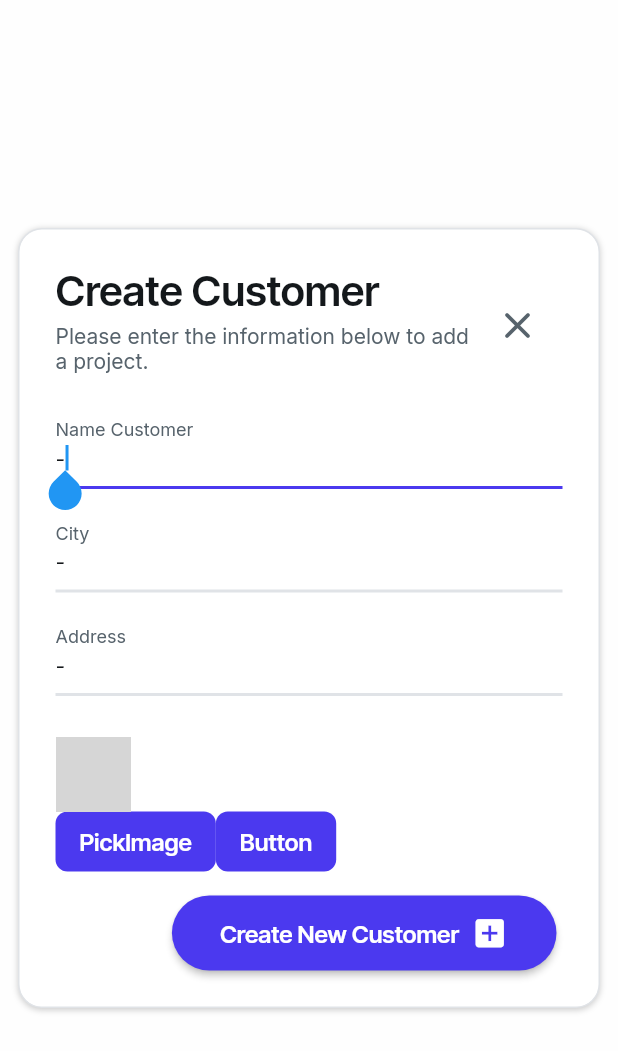
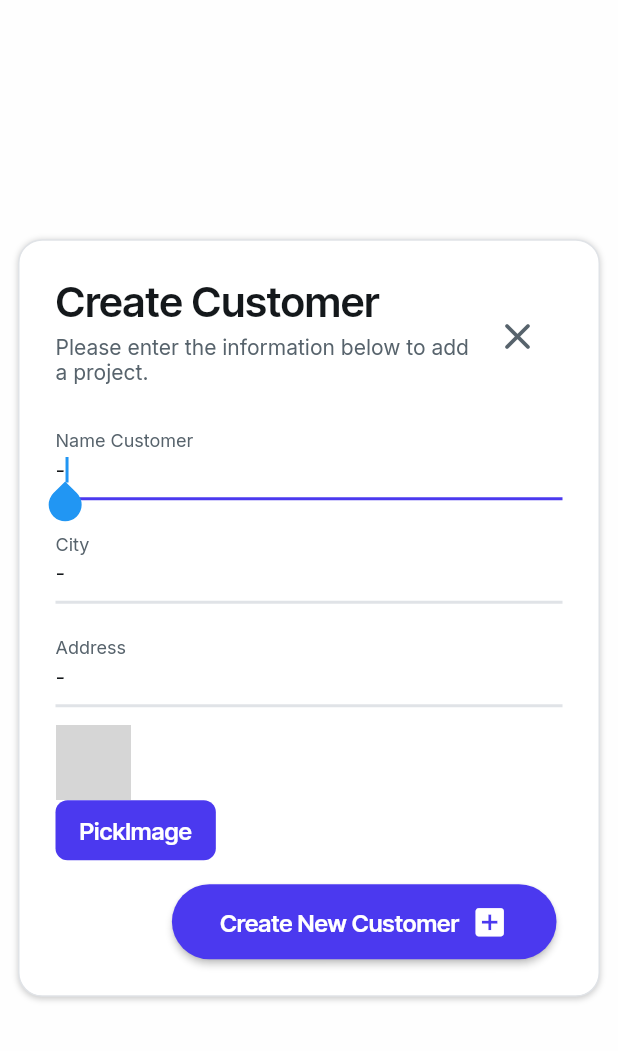
Before and after one commit to kangmasbudiman/localdatabase2, a Flutter app: the AddCustomerWidget widget shown alone on an empty page, opened directly, on a phone screen of 412 x 824 dp. Shown: the top 1051 px of the screen. Run offline on Flutter 3.47's test engine with Material 3 defaults, Android fonts, the phone set to English and light mode, and no system bars; drawn by our look-alikes of auto_size_text, flutter_animate; our stand-ins replace connectivity_plus, file_picker, font_awesome_flutter, from_css_color, go_router, google_fonts and 6 more; missing offline and left inert: json_path, mime_type; accounts and stored records are empty; network calls fail; statements that could not run were skipped; grey boxes are pictures that could not be loaded.

Commit message:
Updating to latest FlutterFlow output.

```diff
--- a/lib/components/add_customer_widget.dart
+++ b/lib/components/add_customer_widget.dart
@@ -472,15 +472,6 @@ class _AddCustomerWidgetState extends State<AddCustomerWidget>
                                         .asValidator(context),
                                   ),
                                 ),
-                                Text(
-                                  FFAppState().base64,
-                                  style: FlutterFlowTheme.of(context)
-                                      .bodyMedium
-                                      .override(
-                                        fontFamily: 'Inter',
-                                        letterSpacing: 0.0,
-                                      ),
-                                ),
                                 Builder(
                                   builder: (context) {
                                     if ((_model.uploadedLocalFile.bytes
@@ -567,32 +558,6 @@ class _AddCustomerWidgetState extends State<AddCustomerWidget>
                                         safeSetState(() {});
                                       },
                                       text: 'PickImage',
-                                      options: FFButtonOptions(
-                                        height: 40.0,
-                                        padding: const EdgeInsetsDirectional.fromSTEB(
-                                            16.0, 0.0, 16.0, 0.0),
-                                        iconPadding:
-                                            const EdgeInsetsDirectional.fromSTEB(
-                                                0.0, 0.0, 0.0, 0.0),
-                                        color: FlutterFlowTheme.of(context)
-                                            .primary,
-                                        textStyle: FlutterFlowTheme.of(context)
-                                            .titleSmall
-                                            .override(
-                                              fontFamily: 'Inter Tight',
-                                              color: Colors.white,
-                                              letterSpacing: 0.0,
-                                            ),
-                                        elevation: 0.0,
-                                        borderRadius:
-                                            BorderRadius.circular(8.0),
-                                      ),
-                                    ),
-                                    FFButtonWidget(
-                                      onPressed: () {
-                                        print('Button pressed ...');
-                                      },
-                                      text: 'Button',
                                       options: FFButtonOptions(
                                         height: 40.0,
                                         padding: const EdgeInsetsDirectional.fromSTEB(
```
